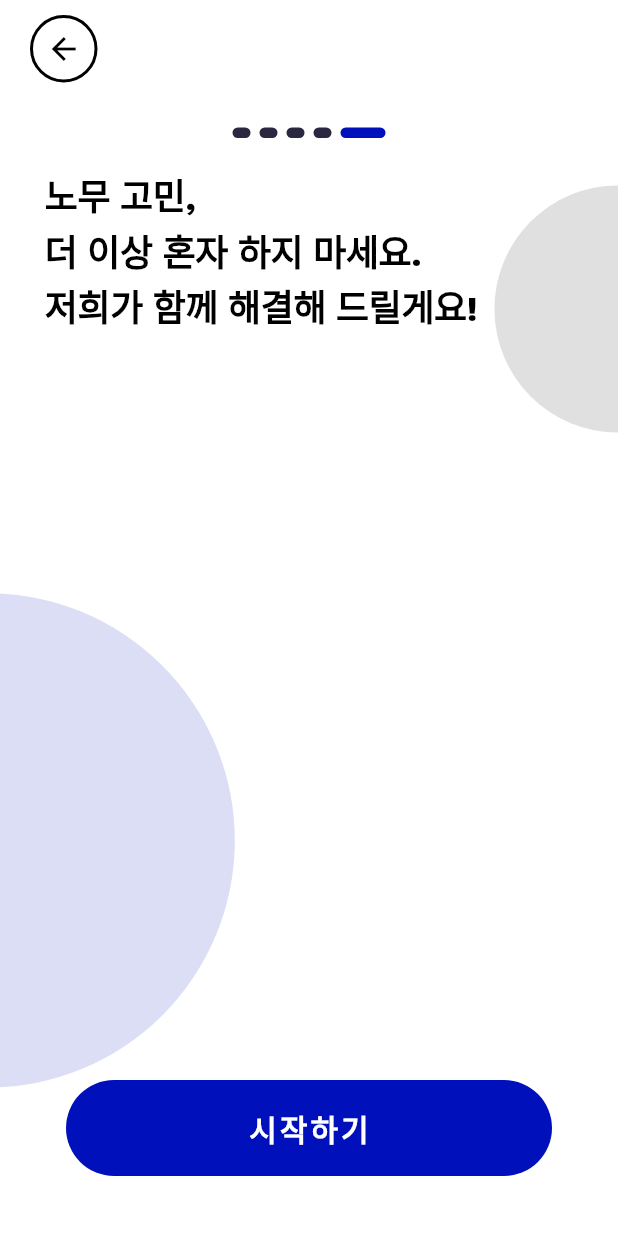
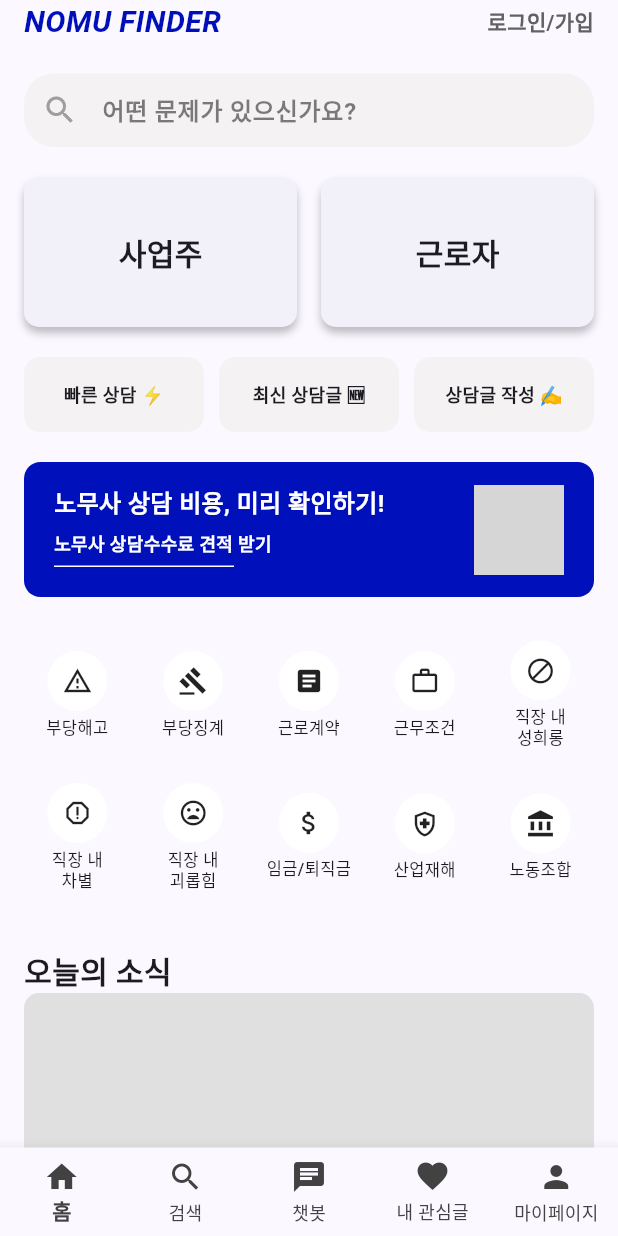
Before and after one commit to Whatthe-we/nomufinder_project, a Flutter app: the InputFinalScreen screen opened directly, after a tap on "시작하기", on a phone screen of 412 x 824 dp. Run offline on Flutter 3.47's test engine with Material 3 defaults, Android fonts, the phone set to English and light mode, and no system bars; our stand-ins replace flutter_riverpod, go_router; network calls fail; project files that could hold a hidden picture were left out; grey boxes are pictures that could not be loaded.

Commit message:
홈 스크린 및 검색창 기능 업데이트 등 작업 내용 요약

```diff
--- a/lib/config/router.dart
+++ b/lib/config/router.dart
@@ -1,12 +1,83 @@
 import 'package:flutter/material.dart';
 import 'package:go_router/go_router.dart';
+import '../screens/splash/splash_screen.dart';
+import '../screens/onboarding/onboarding_screen.dart';
 import '../screens/input/input_screen.dart';
-import '../screens/splash/splash_screen.dart';
-import '../screens/onboarding/onboarding_screen.dart'; // Onboarding 화면 import
+import '../screens/home/home_screen.dart';
+
+class MyBottomNavigationBar extends StatelessWidget {
+  const MyBottomNavigationBar({Key? key}) : super(key: key);
+
+  @override
+  Widget build(BuildContext context) {
+    return BottomNavigationBar(
+      // 모든 아이템을 균일한 색상으로 보여주기 위해 fixed로 설정
+      type: BottomNavigationBarType.fixed,
+
+      // 선택된 아이콘/레이블 색상
+      selectedItemColor: Colors.grey[800],
+
+      // 선택되지 않은 아이콘/레이블 색상
+      unselectedItemColor: Colors.grey[800],
+
+      // 선택된, 선택되지 않은 라벨 스타일 (선택 사항)
+      selectedLabelStyle: const TextStyle(
+        fontWeight: FontWeight.w600,
+      ),
+      unselectedLabelStyle: const TextStyle(
+        fontWeight: FontWeight.w400,
+      ),
+
+      currentIndex: 0, // 실제로는 상태에 따라 관리
+      onTap: (index) {
+        switch (index) {
+          case 0:
+            context.go('/home');
+            break;
+          case 1:
+          // 예시: context.go('/search');
+            break;
+          case 2:
+          // 예시: context.go('/chatbot');
+            break;
+          case 3:
+          // 예시: context.go('/favorites');
+            break;
+          case 4:
+          // 예시: context.go('/mypage');
+            break;
+        }
+      },
+      items: const [
+        BottomNavigationBarItem(
+          icon: Icon(Icons.home),
+          label: '홈',
+        ),
+        BottomNavigationBarItem(
+          icon: Icon(Icons.search),
+          label: '검색',
+        ),
+        BottomNavigationBarItem(
+          icon: Icon(Icons.chat),
+          label: '챗봇',
+        ),
+        BottomNavigationBarItem(
+          icon: Icon(Icons.favorite),
+          label: '내 관심글',
+        ),
+        BottomNavigationBarItem(
+          icon: Icon(Icons.person),
+          label: '마이페이지',
+        ),
+      ],
+    );
+  }
+}
 
 final router = GoRouter(
   initialLocation: '/splash',
   routes: [
+    // 내비게이션 바 없이 보여줄 화면들
     GoRoute(
       path: '/splash',
       name: 'Splash',
@@ -19,12 +90,8 @@ final router = GoRouter(
         key: state.pageKey,
         child: const InputScreen(),
         transitionDuration: const Duration(milliseconds: 500),
-        transitionsBuilder: (context, animation, secondaryAnimation, child) {
-          return FadeTransition(
-            opacity: animation,
-            child: child,
-          );
-        },
+        transitionsBuilder: (context, animation, secondaryAnimation, child) =>
+            FadeTransition(opacity: animation, child: child),
       ),
     ),
     GoRoute(
@@ -34,13 +101,32 @@ final router = GoRouter(
         key: state.pageKey,
         child: const OnboardingScreen(),
         transitionDuration: const Duration(milliseconds: 500),
-        transitionsBuilder: (context, animation, secondaryAnimation, child) {
-          return FadeTransition(
-            opacity: animation,
-            child: child,
-          );
-        },
+        transitionsBuilder: (context, animation, secondaryAnimation, child) =>
+            FadeTransition(opacity: animation, child: child),
       ),
+    ),
+    // 내비게이션 바가 적용될 화면들을 ShellRoute로 묶음
+    ShellRoute(
+      builder: (context, state, child) {
+        return Scaffold(
+          body: child,
+          bottomNavigationBar: const MyBottomNavigationBar(),
+        );
+      },
+      routes: [
+        GoRoute(
+          path: '/home',
+          name: 'Home',
+          pageBuilder: (context, state) => CustomTransitionPage(
+            key: state.pageKey,
+            child: const HomeScreen(),
+            transitionDuration: const Duration(milliseconds: 500),
+            transitionsBuilder:
+                (context, animation, secondaryAnimation, child) =>
+                FadeTransition(opacity: animation, child: child),
+          ),
+        ),
+      ],
     ),
   ],
 );
--- a/lib/screens/home/home_screen.dart
+++ b/lib/screens/home/home_screen.dart
@@ -0,0 +1,404 @@
+import 'package:flutter/material.dart';
+
+class HomeScreen extends StatefulWidget {
+  const HomeScreen({super.key});
+
+  @override
+  State<HomeScreen> createState() => _HomeScreenState();
+}
+
+class _HomeScreenState extends State<HomeScreen> {
+  String _searchQuery = '';
+
+  // 예시용 dummy 데이터 (실제 API 연동 시 데이터를 여기서 대체)
+  final List<String> _allItems = [
+    "노동법",
+    "근로계약",
+    "부당해고",
+    "노무 상담",
+    "임금",
+    "퇴직금",
+    "산업재해",
+    "노동조합",
+    "휴가",
+    "근무조건",
+  ];
+
+  List<String> get _searchResults {
+    if (_searchQuery.isEmpty) {
+      return [];
+    }
+    return _allItems
+        .where((item) =>
+        item.toLowerCase().contains(_searchQuery.toLowerCase()))
+        .toList();
+  }
+
+  @override
+  Widget build(BuildContext context) {
+    return SafeArea(
+      // 검색어가 있으면 검색 결과, 없으면 기존 홈 콘텐츠 표시
+      child: SingleChildScrollView(
+        child: Column(
+          children: [
+            _buildHeader(),
+            const SizedBox(height: 20),
+            _buildSearchBar(),
+            const SizedBox(height: 20),
+            if (_searchQuery.isNotEmpty)
+              _buildSearchResults()
+            else ...[
+              _buildCategorySection(),
+              const SizedBox(height: 20),
+              _buildQuickConsultation(),
+              const SizedBox(height: 20),
+              _buildConsultationCostCard(),
+              const SizedBox(height: 20),
+              _buildIssueIcons(),
+              const SizedBox(height: 30),
+              _buildSectionTitle('오늘의 소식'),
+              _buildGrayContainer(height: 200),
+              const SizedBox(height: 30),
+              _buildSectionTitle('알아두면 좋은 법률 정보'),
+              _buildGrayContainer(height: 180),
+              const SizedBox(height: 30),
+              _buildSectionTitle('법정의무교육'),
+              _buildGrayContainer(height: 180),
+              const SizedBox(height: 40),
+            ],
+          ],
+        ),
+      ),
+    );
+  }
+
+  /// 헤더 (앱 타이틀 / 로그인/가입)
+  Widget _buildHeader() {
+    return Padding(
+      padding: const EdgeInsets.symmetric(horizontal: 16),
+      child: Row(
+        children: [
+          Text(
+            'NOMU FINDER',
+            style: TextStyle(
+              color: const Color(0xFF000FBA),
+              fontSize: 20,
+              fontWeight: FontWeight.bold,
+              fontStyle: FontStyle.italic,
+            ),
+          ),
+          const Spacer(),
+          Text(
+            '로그인/가입',
+            style: TextStyle(
+              color: Colors.grey[700],
+              fontSize: 14,
+              fontWeight: FontWeight.w600,
+            ),
+          ),
+        ],
+      ),
+    );
+  }
+
+  /// 텍스트 입력 가능한 검색창 (아이콘 + onChanged)
+  Widget _buildSearchBar() {
+    return Padding(
+      padding: const EdgeInsets.symmetric(horizontal: 16),
+      child: TextField(
+        onChanged: (value) {
+          setState(() {
+            _searchQuery = value;
+          });
+        },
+        decoration: InputDecoration(
+          prefixIcon: const Icon(Icons.search, color: Colors.grey),
+          hintText: '어떤 문제가 있으신가요?',
+          hintStyle: TextStyle(
+            color: Colors.black.withOpacity(0.5),
+            fontSize: 16,
+            fontWeight: FontWeight.w600,
+          ),
+          fillColor: const Color(0xFFF4F2F2),
+          filled: true,
+          border: OutlineInputBorder(
+            borderRadius: BorderRadius.circular(20),
+            borderSide: BorderSide.none,
+          ),
+          contentPadding: const EdgeInsets.symmetric(
+            horizontal: 20,
+            vertical: 12,
+          ),
+        ),
+      ),
+    );
+  }
+
+  /// 검색 결과 영역
+  Widget _buildSearchResults() {
+    final results = _searchResults;
+    return Padding(
+      padding: const EdgeInsets.symmetric(horizontal: 16),
+      child: Container(
+        // 결과가 많아지면 최대 높이를 제한하여 스크롤 가능하게 만듦.
+        constraints: const BoxConstraints(maxHeight: 200),
+        decoration: BoxDecoration(
+          color: Colors.white,
+          border: Border.all(color: Colors.grey[300]!),
+          borderRadius: BorderRadius.circular(10),
+        ),
+        child: results.isNotEmpty
+            ? ListView.separated(
+          shrinkWrap: true,
+          itemCount: results.length,
+          separatorBuilder: (context, index) => const Divider(height: 1),
+          itemBuilder: (context, index) {
+            return ListTile(
+              title: Text(
+                results[index],
+                style: const TextStyle(fontSize: 16),
+              ),
+              onTap: () {
+                // 검색 결과 선택 시 동작 (필요 시)
+                // 예: context.go('/searchResult', extra: results[index]);
+              },
+            );
+          },
+        )
+            : const Padding(
+          padding: EdgeInsets.all(16.0),
+          child: Text('검색 결과가 없습니다.'),
+        ),
+      ),
+    );
+  }
+
+  /// 카테고리 섹션 (사업주, 근로자)
+  Widget _buildCategorySection() {
+    return Padding(
+      padding: const EdgeInsets.symmetric(horizontal: 16),
+      child: Row(
+        children: [
+          _buildCategoryButton('사업주'),
+          const SizedBox(width: 16),
+          _buildCategoryButton('근로자'),
+        ],
+      ),
+    );
+  }
+
+  Widget _buildCategoryButton(String label) {
+    return Expanded(
+      child: Container(
+        height: 100,
+        decoration: BoxDecoration(
+          color: const Color(0xFFF2F1FA),
+          borderRadius: BorderRadius.circular(10),
+          boxShadow: const [
+            BoxShadow(
+              color: Color(0x3F000000),
+              blurRadius: 4,
+              offset: Offset(0, 4),
+            )
+          ],
+        ),
+        child: Center(
+          child: Text(
+            label,
+            style: const TextStyle(
+              fontSize: 20,
+              fontWeight: FontWeight.bold,
+            ),
+          ),
+        ),
+      ),
+    );
+  }
+
+  /// 빠른 상담 / 최신 상담글 / 상담글 작성 영역
+  Widget _buildQuickConsultation() {
+    return Padding(
+      padding: const EdgeInsets.symmetric(horizontal: 16),
+      child: Row(
+        children: [
+          _buildSmallBox('빠른 상담 ⚡'),
+          const SizedBox(width: 10),
+          _buildSmallBox('최신 상담글 🆕'),
+          const SizedBox(width: 10),
+          _buildSmallBox('상담글 작성 ✍️'),
+        ],
+      ),
+    );
+  }
+
+  Widget _buildSmallBox(String text) {
+    return Expanded(
+      child: Container(
+        height: 50,
+        decoration: BoxDecoration(
+          color: const Color(0xFFF4F2F2),
+          borderRadius: BorderRadius.circular(11),
+        ),
+        child: Center(
+          child: Text(
+            text,
+            style: const TextStyle(
+              fontSize: 12,
+              fontWeight: FontWeight.w600,
+            ),
+          ),
+        ),
+      ),
+    );
+  }
+
+  /// 노무사 상담수수료 견적 카드
+  Widget _buildConsultationCostCard() {
+    return Padding(
+      padding: const EdgeInsets.symmetric(horizontal: 16),
+      child: Container(
+        width: double.infinity,
+        decoration: BoxDecoration(
+          color: const Color(0xFF0010BA),
+          borderRadius: BorderRadius.circular(11),
+        ),
+        padding: const EdgeInsets.fromLTRB(20, 15, 20, 15),
+        child: Row(
+          crossAxisAlignment: CrossAxisAlignment.start,
+          children: [
+            Expanded(
+              child: Column(
+                crossAxisAlignment: CrossAxisAlignment.start,
+                children: [
+                  Text(
+                    '노무사 상담 비용, 미리 확인하기!',
+                    style: TextStyle(
+                      color: Colors.white,
+                      fontSize: 16,
+                      fontWeight: FontWeight.w600,
+                    ),
+                  ),
+                  const SizedBox(height: 6),
+                  Text(
+                    '노무사 상담수수료 견적 받기',
+                    style: TextStyle(
+                      color: Colors.white,
+                      fontSize: 12,
+                      fontWeight: FontWeight.w600,
+                    ),
+                  ),
+                  const SizedBox(height: 6),
+                  Container(
+                    width: 120,
+                    height: 1,
+                    color: Colors.white,
+                  ),
+                ],
+              ),
+            ),
+            const SizedBox(width: 10),
+            Container(
+              width: 60,
+              height: 60,
+              decoration: BoxDecoration(
+                borderRadius: BorderRadius.circular(11),
+                image: const DecorationImage(
+                  image: NetworkImage("https://placehold.co/60x60"),
+                  fit: BoxFit.cover,
+                ),
+              ),
+            ),
+          ],
+        ),
+      ),
+    );
+  }
+
+  /// 아이콘 + 텍스트 10개 (2행 × 5열)
+  Widget _buildIssueIcons() {
+    final issues = [
+      {'icon': Icons.warning_amber_outlined, 'label': '부당해고'},
+      {'icon': Icons.gavel, 'label': '부당징계'},
+      {'icon': Icons.article, 'label': '근로계약'},
+      {'icon': Icons.work_outline, 'label': '근무조건'},
+      {'icon': Icons.block_outlined, 'label': '직장 내\n성희롱'},
+      {'icon': Icons.report_gmailerrorred_outlined, 'label': '직장 내\n차별'},
+      {'icon': Icons.mood_bad_outlined, 'label': '직장 내\n괴롭힘'},
+      {'icon': Icons.attach_money, 'label': '임금/퇴직금'},
+      {'icon': Icons.health_and_safety_outlined, 'label': '산업재해'},
+      {'icon': Icons.account_balance, 'label': '노동조합'},
+    ];
+
+    return Padding(
+      padding: const EdgeInsets.symmetric(horizontal: 16),
+      child: GridView.builder(
+        itemCount: issues.length,
+        shrinkWrap: true,
+        physics: const NeverScrollableScrollPhysics(),
+        gridDelegate: const SliverGridDelegateWithFixedCrossAxisCount(
+          crossAxisCount: 5,
+          mainAxisSpacing: 6,
+          crossAxisSpacing: 6,
+          childAspectRatio: 0.8,
+        ),
+        itemBuilder: (context, index) {
+          final issue = issues[index];
+          return Column(
+            mainAxisAlignment: MainAxisAlignment.center,
+            children: [
+              CircleAvatar(
+                backgroundColor: Colors.white,
+                radius: 20,
+                child: Icon(
+                  issue['icon'] as IconData,
+                  color: Colors.black87,
+                  size: 20,
+                ),
+              ),
+              const SizedBox(height: 4),
+              Text(
+                issue['label'].toString(),
+                textAlign: TextAlign.center,
+                style: const TextStyle(
+                  fontSize: 11,
+                  fontWeight: FontWeight.w500,
+                  height: 1.2,
+                ),
+              ),
+            ],
+          );
+        },
+      ),
+    );
+  }
+
+  /// 회색 박스 (Placeholder 영역)
+  Widget _buildGrayContainer({required double height}) {
+    return Container(
+      margin: const EdgeInsets.symmetric(horizontal: 16),
+      width: double.infinity,
+      height: height,
+      decoration: BoxDecoration(
+        color: Colors.grey[300],
+        borderRadius: BorderRadius.circular(10),
+      ),
+    );
+  }
+
+  /// 섹션 타이틀
+  Widget _buildSectionTitle(String title) {
+    return Padding(
+      padding: const EdgeInsets.symmetric(horizontal: 16),
+      child: Align(
+        alignment: Alignment.centerLeft,
+        child: Text(
+          title,
+          style: const TextStyle(
+            fontSize: 20,
+            fontWeight: FontWeight.w700,
+          ),
+        ),
+      ),
+    );
+  }
+}
--- a/lib/screens/input/input_final_screen.dart
+++ b/lib/screens/input/input_final_screen.dart
@@ -1,5 +1,6 @@
 import 'package:flutter/material.dart';
 import 'package:flutter_riverpod/flutter_riverpod.dart';
+import 'package:go_router/go_router.dart';  // 추가: GoRouter를 사용하기 위한 import
 import '../../widgets/indicator_bar.dart';
 import 'package:project_nomufinder/viewmodels/input_viewmodel.dart';
 
@@ -76,7 +77,8 @@ class InputFinalScreen extends ConsumerWidget {
                   padding: const EdgeInsets.only(bottom: 40),
                   child: GestureDetector(
                     onTap: () {
-                      // 시작하기 액션
+                      // 시작하기 버튼을 누르면 home_screen.dart로 이동
+                      context.go('/home');
                     },
                     child: Container(
                       height: 64,
```
